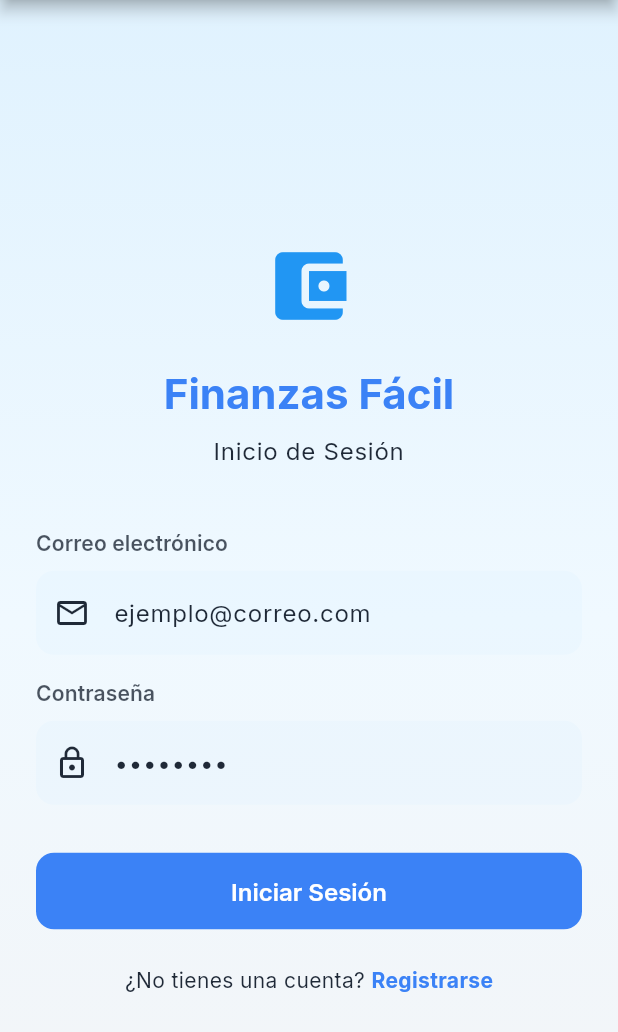
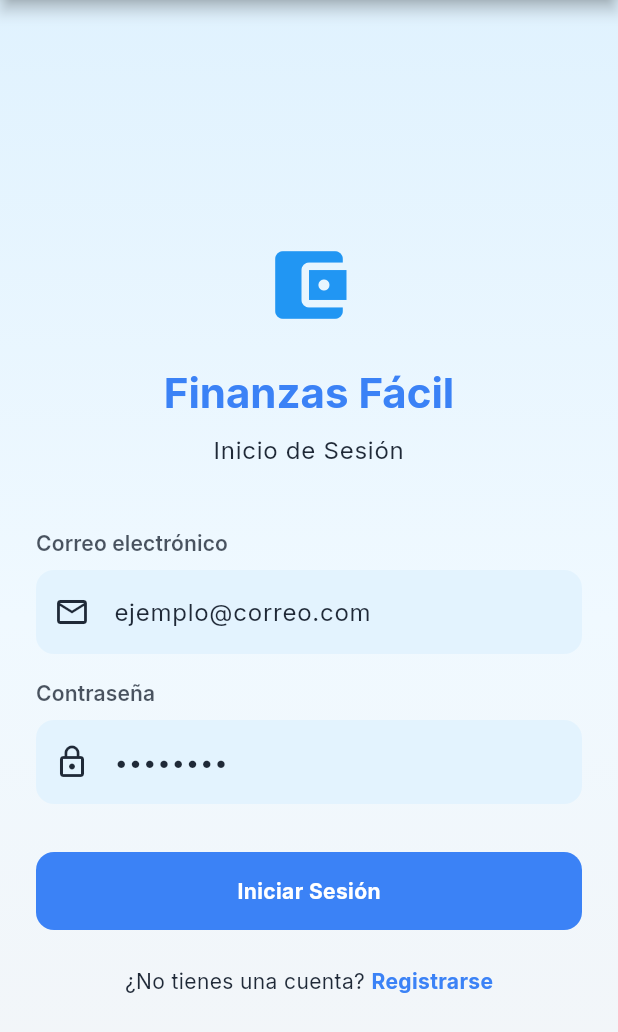
Before and after one commit to AddsDev/personal_finance, a Flutter app: the screen it shows after launch, on a phone screen of 412 x 824 dp. Shown: the top 1032 px of the screen. Run offline on Flutter 3.47's test engine with Material 3 defaults, Android fonts, the phone set to English and light mode, and no system bars; our stand-ins replace cloud_firestore, connectivity_plus, equatable, firebase_auth, firebase_core, flutter_bloc and 4 more; missing offline and left inert: firebase_app_check; accounts and stored records are empty.

Commit message:
style(ui-kit): improve component styling and consistency
- Enhance AppButton with better styling options
- Add input validation styling to AppInput
- Update theme with new color definitions for detail view

```diff
--- a/packages/ui_kit/lib/atoms/app_button.dart
+++ b/packages/ui_kit/lib/atoms/app_button.dart
@@ -1,4 +1,6 @@
 import 'package:flutter/material.dart';
+
+import '../extension/context_extensions.dart';
 
 enum AppButtonType { primary, danger, ghost }
 
@@ -20,8 +22,7 @@ class AppButton extends StatelessWidget {
 
   @override
   Widget build(BuildContext context) {
-    final theme = Theme.of(context);
-    final colorScheme = theme.colorScheme;
+    final colorScheme = context.theme.colorScheme;
 
     Color backgroundColor;
     Color foregroundColor;
@@ -70,7 +71,13 @@ class AppButton extends StatelessWidget {
                       Icon(icon, size: 20),
                       const SizedBox(width: 8),
                     ],
-                    Text(text),
+                    Text(
+                      text,
+                      style: context.textTheme.bodyMedium?.copyWith(
+                        color: Colors.white,
+                        fontWeight: FontWeight.bold,
+                      ),
+                    ),
                   ],
                 ),
       ),
--- a/packages/ui_kit/lib/atoms/app_input.dart
+++ b/packages/ui_kit/lib/atoms/app_input.dart
@@ -12,6 +12,8 @@ class AppInput extends StatelessWidget {
   final TextInputAction? textInputAction;
   final AutovalidateMode? autovalidateMode;
   final ValueChanged<String>? onChanged;
+  final VoidCallback? onTap;
+  final bool readOnly;
 
   const AppInput({
     super.key,
@@ -25,6 +27,8 @@ class AppInput extends StatelessWidget {
     this.textInputAction = TextInputAction.next,
     this.autovalidateMode = AutovalidateMode.disabled,
     this.onChanged,
+    this.onTap,
+    this.readOnly = false,
   });
 
   @override
@@ -53,6 +57,8 @@ class AppInput extends StatelessWidget {
             prefixIcon: prefixIcon != null ? Icon(prefixIcon) : null,
           ),
           onChanged: onChanged,
+          onTap: onTap,
+          readOnly: readOnly,
         ),
       ],
     );
--- a/packages/ui_kit/lib/theme/app_theme.dart
+++ b/packages/ui_kit/lib/theme/app_theme.dart
@@ -38,7 +38,7 @@ class AppTheme {
       // Inputs - Atomic
       inputDecorationTheme: InputDecorationTheme(
         filled: true,
-        fillColor: const Color(0xFFE0F2FE).withAlpha(77),
+        fillColor: const Color(0xFFE0F2FE).withAlpha(204),
         border: OutlineInputBorder(
           borderRadius: BorderRadius.circular(12),
           borderSide: BorderSide.none,
@@ -132,6 +132,7 @@ class AppTheme {
         style: ElevatedButton.styleFrom(
           backgroundColor: AppPalette.primaryBlue,
           foregroundColor: Colors.white,
+          iconColor: Colors.white,
           elevation: 0,
           shape: RoundedRectangleBorder(
             borderRadius: BorderRadius.circular(12),
```
